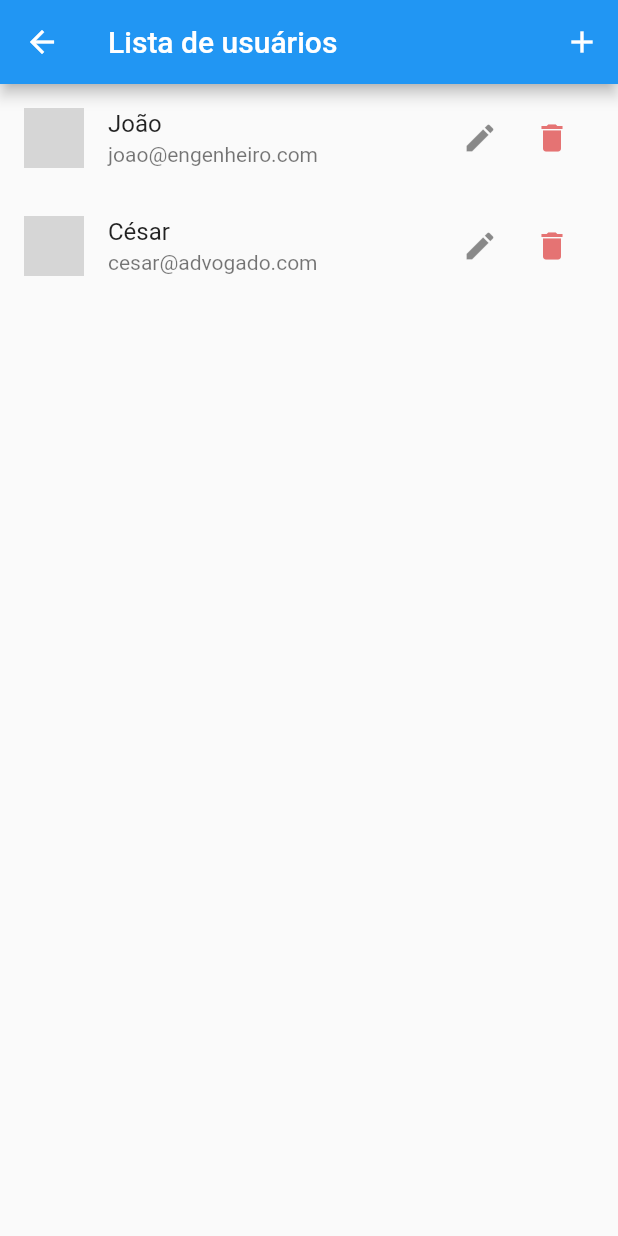
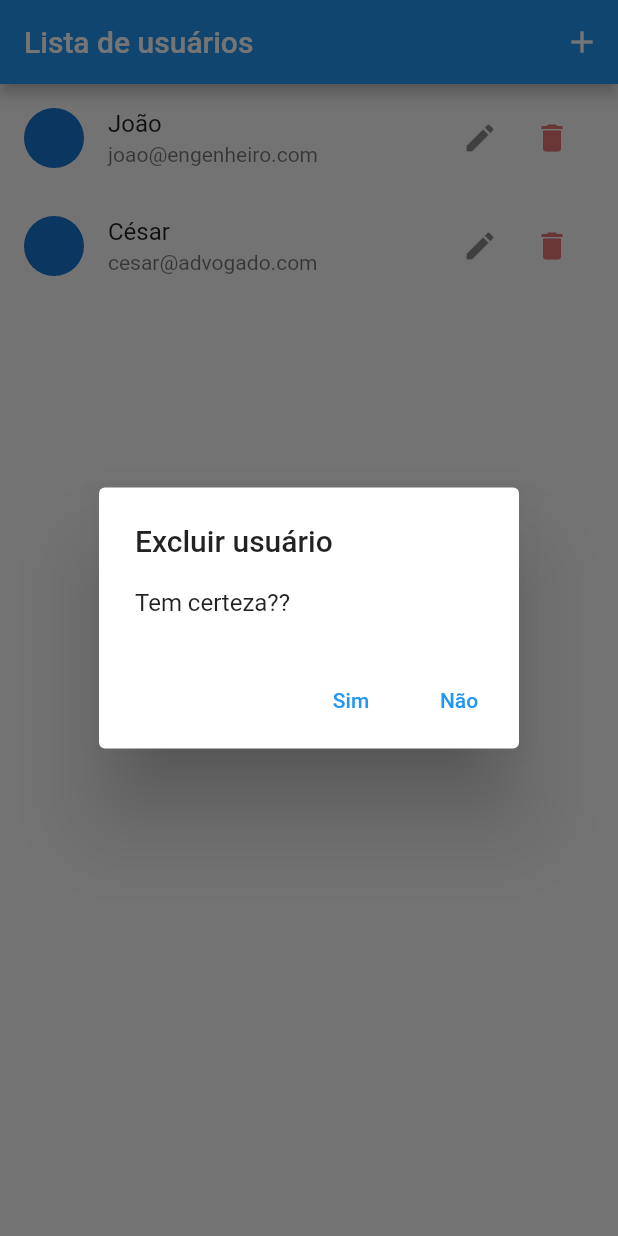
Before and after one commit to Nicholasvp/app_cadastro, a Flutter app: the UserList screen opened directly, after a tap on the "delete" icon, on a phone screen of 412 x 824 dp. Run offline on Flutter 3.47's test engine with Material 2 defaults, Android fonts, the phone set to English and light mode, and no system bars; network calls fail; grey boxes are pictures that could not be loaded.

Commit message:
add, remove and edit

```diff
--- a/lib/components/user_tile.dart
+++ b/lib/components/user_tile.dart
@@ -1,4 +1,6 @@
+import 'package:app_cadastro/provider/users.dart';
 import 'package:flutter/material.dart';
+import 'package:provider/provider.dart';
 
 import '../models/user.dart';
 import '../routes/app_routes.dart';
@@ -27,13 +29,34 @@ class UserTile extends StatelessWidget {
             IconButton(
                 onPressed: () {
                   Navigator.of(context).pushNamed(
-                    AppRoutes.USER_FORM,
+                    AppRoutes.userForm,
                     arguments: user,
                   );
                 },
                 icon: const Icon(Icons.edit)),
             IconButton(
-              onPressed: () {},
+              onPressed: () {
+                showDialog(
+                    context: context,
+                    builder: (context) => AlertDialog(
+                          title: const Text('Excluir usuário'),
+                          content: const Text('Tem certeza??'),
+                          actions: [
+                            TextButton(
+                                onPressed: () {
+                                  Provider.of<Users>(context, listen: false)
+                                      .remove(user);
+                                  Navigator.of(context).pop();
+                                },
+                                child: const Text('Sim')),
+                            TextButton(
+                                onPressed: () {
+                                  Navigator.of(context).pop();
+                                },
+                                child: const Text('Não')),
+                          ],
+                        ));
+              },
               icon: const Icon(Icons.delete),
               color: Colors.red.shade300,
             )
--- a/lib/main.dart
+++ b/lib/main.dart
@@ -22,8 +22,8 @@ class MyApp extends StatelessWidget {
           primarySwatch: Colors.blue,
         ),
         routes: {
-          AppRoutes.HOME: (_) => const UserList(),
-          AppRoutes.USER_FORM: (_) => UserForm()
+          AppRoutes.home: (_) => const UserList(),
+          AppRoutes.userForm: (_) => UserForm()
         },
       ),
     );
--- a/lib/models/user.dart
+++ b/lib/models/user.dart
@@ -3,7 +3,6 @@ class User {
   final String name;
   final String email;
   final String avatarUrl;
-
   User({
     required this.id,
     required this.name,
--- a/lib/pages/user_list.dart
+++ b/lib/pages/user_list.dart
@@ -1,3 +1,4 @@
+import 'package:app_cadastro/models/user.dart';
 import 'package:flutter/material.dart';
 import 'package:provider/provider.dart';
 
@@ -17,7 +18,8 @@ class UserList extends StatelessWidget {
         actions: [
           IconButton(
             onPressed: () {
-              Navigator.of(context).pushNamed(AppRoutes.USER_FORM);
+              Navigator.of(context).pushNamed(AppRoutes.userForm,
+                  arguments: User(id: '', name: '', email: '', avatarUrl: ''));
             },
             icon: const Icon(Icons.add),
           )
--- a/lib/routes/app_routes.dart
+++ b/lib/routes/app_routes.dart
@@ -1,4 +1,4 @@
 class AppRoutes {
-  static const HOME = '/';
-  static const USER_FORM = '/user-form';
+  static const home = '/';
+  static const userForm = '/user-form';
 }
```
Also changed, not shown: lib/pages/user_form.dart (+26 -7 lines), lib/provider/users.dart (+4 -12 lines).
